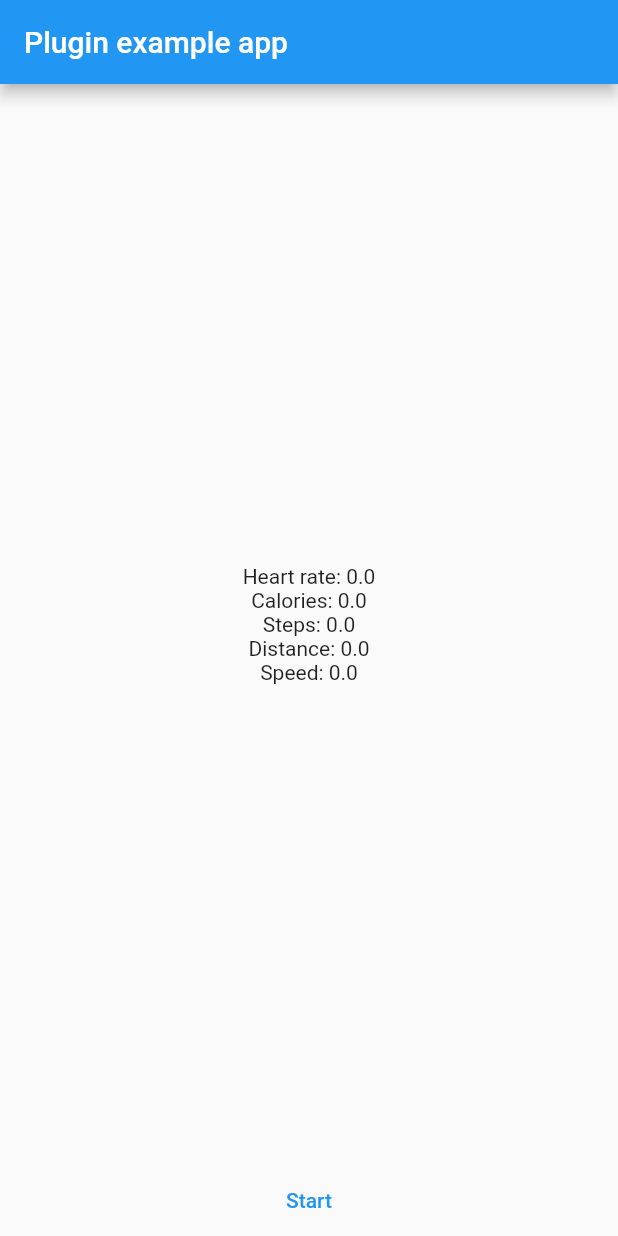
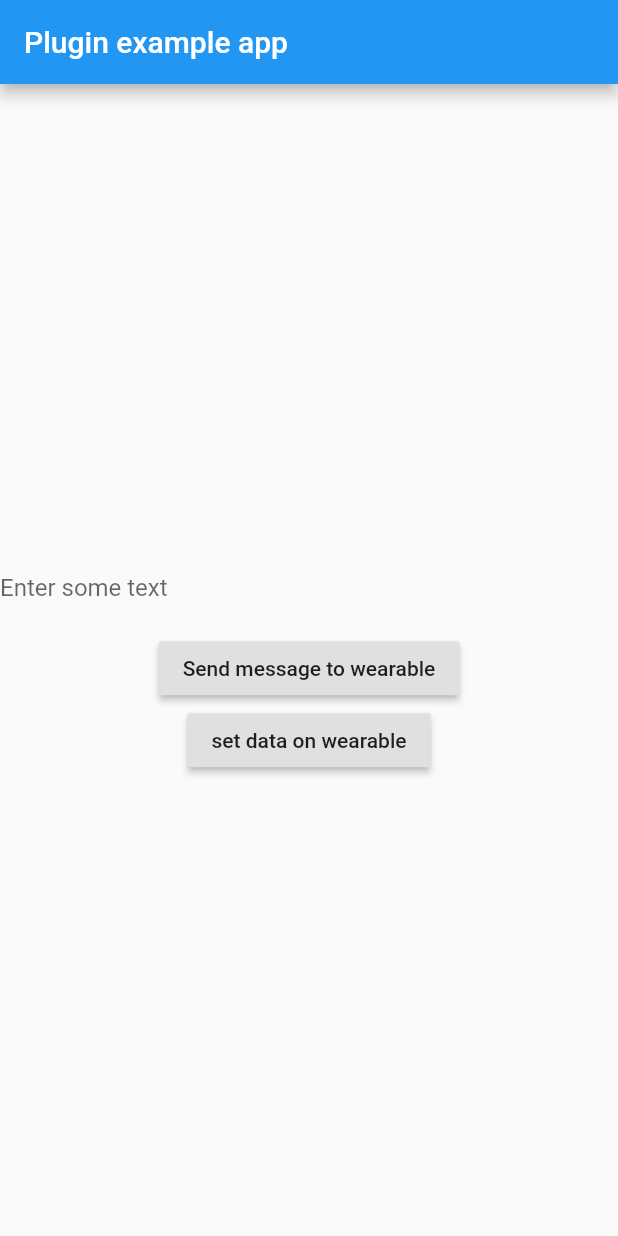
Before and after one commit to Fitervari/Fitervari, a Flutter app: the screen it shows after launch, on a phone screen of 412 x 824 dp. Run offline on Flutter 3.47's test engine with Material 2 defaults, Android fonts, the phone set to English and light mode, and no system bars; our stand-ins replace font_awesome_flutter; missing offline and left inert: qr_code_scanner, wearable_communicator.

Commit message:
working demo for meeting

```diff
--- a/Fitervari_Flutter/fitervari/lib/main.dart
+++ b/Fitervari_Flutter/fitervari/lib/main.dart
@@ -1,3 +1,90 @@
+import 'package:flutter/material.dart';
+import 'package:wearable_communicator/wearable_communicator.dart';
+
+void main() {
+  runApp(MyApp());
+}
+
+class MyApp extends StatefulWidget {
+  @override
+  _MyAppState createState() => _MyAppState();
+}
+
+class _MyAppState extends State<MyApp> {
+  TextEditingController _controller;
+  String value = '';
+
+  @override
+  void initState() {
+    super.initState();
+    _controller = TextEditingController();
+
+    WearableListener.listenForMessage((msg) {
+      print(msg);
+    });
+    WearableListener.listenForDataLayer((msg) {
+      print(msg);
+    });
+  }
+
+  void dispose() {
+    _controller.dispose();
+    super.dispose();
+  }
+
+  @override
+  Widget build(BuildContext context) {
+    return MaterialApp(
+      home: Scaffold(
+        appBar: AppBar(
+          title: const Text('Plugin example app'),
+        ),
+        body: Center(
+          child: Column(
+            mainAxisAlignment: MainAxisAlignment.center,
+            crossAxisAlignment: CrossAxisAlignment.center,
+            children: [
+              TextField(
+                controller: _controller,
+                decoration: InputDecoration(
+                    border: InputBorder.none, labelText: 'Enter some text'),
+                onChanged: (String val) async {
+                  setState(() {
+                    value = val;
+                  });
+                },
+              ),
+              RaisedButton(
+                child: Text('Send message to wearable'),
+                onPressed: () {
+                  primaryFocus.unfocus(disposition: UnfocusDisposition.scope);
+                  WearableCommunicator.sendMessage({"text": value});
+                },
+              ),
+              RaisedButton(
+                child: Text('set data on wearable'),
+                onPressed: () {
+                  primaryFocus.unfocus(disposition: UnfocusDisposition.scope);
+                  WearableCommunicator.setData("message", {
+                    "text": value != ""
+                        ? value
+                        : "test", // ensure we have at least empty string
+                    "integerValue": 1,
+                    "intList": [1, 2, 3],
+                    "stringList": ["one", "two", "three"],
+                    "floatList": [1.0, 2.4, 3.6],
+                    "longList": []
+                  });
+                },
+              ),
+            ],
+          ),
+        ),
+      ),
+    );
+  }
+}
+
 /*import 'package:flutter/foundation.dart';
 import 'package:flutter/material.dart';
 import 'package:client_server_lan/client_server_lan.dart';
@@ -287,7 +374,7 @@ class _HomePageState extends State<HomePage> {
       },
     );
   }
-}*/
+}
 
 import 'package:fitervari/screens/plan.dart';
 import 'package:flutter/material.dart';
@@ -333,3 +420,4 @@ class MyApp extends StatelessWidget {
     );
   }
 }
+*/
--- a/Fitervari_Flutter/wearos_client/lib/http.dart
+++ b/Fitervari_Flutter/wearos_client/lib/http.dart
@@ -1,6 +1,7 @@
 import 'dart:convert' as convert;
 import 'dart:async';
 import 'dart:convert';
+import 'package:http/http.dart' as http;
 
 void
     main() async {} /*
--- a/Fitervari_Flutter/wearos_client/lib/main.dart
+++ b/Fitervari_Flutter/wearos_client/lib/main.dart
@@ -1,4 +1,90 @@
-import 'package:wear/wear.dart';
+import 'package:flutter/material.dart';
+import 'package:wearable_communicator/wearable_communicator.dart';
+
+void main() {
+  runApp(MyApp());
+}
+
+class MyApp extends StatefulWidget {
+  @override
+  _MyAppState createState() => _MyAppState();
+}
+
+class _MyAppState extends State<MyApp> {
+  TextEditingController _controller;
+  String value = '';
+
+  @override
+  void initState() {
+    super.initState();
+    _controller = TextEditingController();
+
+    WearableListener.listenForMessage((msg) {
+      print(msg);
+    });
+    WearableListener.listenForDataLayer((msg) {
+      print(msg);
+    });
+  }
+
+  void dispose() {
+    _controller.dispose();
+    super.dispose();
+  }
+
+  @override
+  Widget build(BuildContext context) {
+    return MaterialApp(
+      home: Scaffold(
+        appBar: AppBar(
+          title: const Text('Plugin example app'),
+        ),
+        body: Center(
+          child: Column(
+            mainAxisAlignment: MainAxisAlignment.center,
+            crossAxisAlignment: CrossAxisAlignment.center,
+            children: [
+              TextField(
+                controller: _controller,
+                decoration: InputDecoration(
+                    border: InputBorder.none, labelText: 'Enter some text'),
+                onChanged: (String val) async {
+                  setState(() {
+                    value = val;
+                  });
+                },
+              ),
+              RaisedButton(
+                child: Text('Send message to wearable'),
+                onPressed: () {
+                  primaryFocus.unfocus(disposition: UnfocusDisposition.scope);
+                  WearableCommunicator.sendMessage({"text": value});
+                },
+              ),
+              RaisedButton(
+                child: Text('set data on wearable'),
+                onPressed: () {
+                  primaryFocus.unfocus(disposition: UnfocusDisposition.scope);
+                  WearableCommunicator.setData("message", {
+                    "text": value != ""
+                        ? value
+                        : "test", // ensure we have at least empty string
+                    "integerValue": 1,
+                    "intList": [1, 2, 3],
+                    "stringList": ["one", "two", "three"],
+                    "floatList": [1.0, 2.4, 3.6],
+                    "longList": []
+                  });
+                },
+              ),
+            ],
+          ),
+        ),
+      ),
+    );
+  }
+}
+/*import 'package:wear/wear.dart';
 import 'package:flutter/material.dart';
 import 'package:workout/workout.dart';
 
@@ -144,4 +230,4 @@ class MyApp extends StatelessWidget {
     );
   }
 }
-*/
+*/*/
--- a/Fitervari_Flutter/wearos_client/pubspec.yaml
+++ b/Fitervari_Flutter/wearos_client/pubspec.yaml
@@ -37,7 +37,7 @@ dependencies:
   wear: ^0.1.1
   workout: ^0.2.1
   http: ^0.13.4
-
+  wearable_communicator: ^0.0.1
 dev_dependencies:
   flutter_test:
     sdk: flutter
```
Also changed, not shown: Fitervari_Flutter/wearos_client/pubspec.lock, 1 other file.
